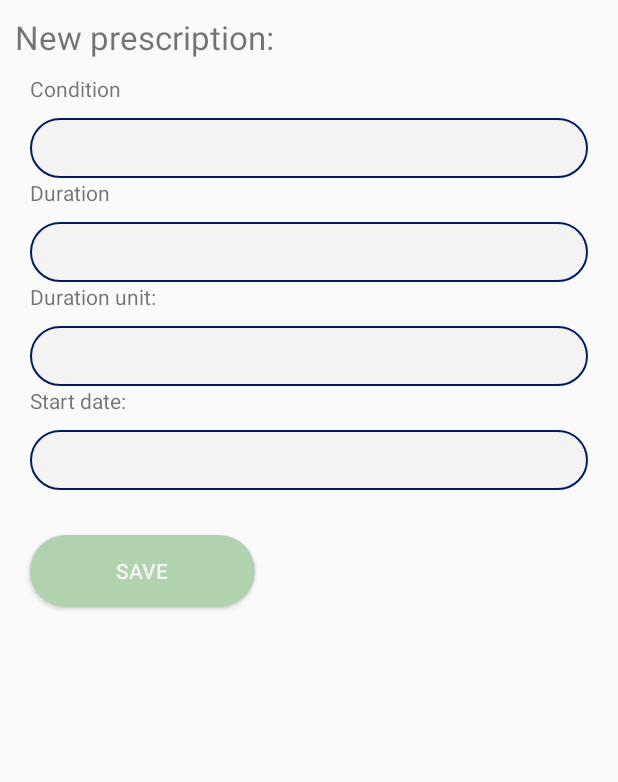
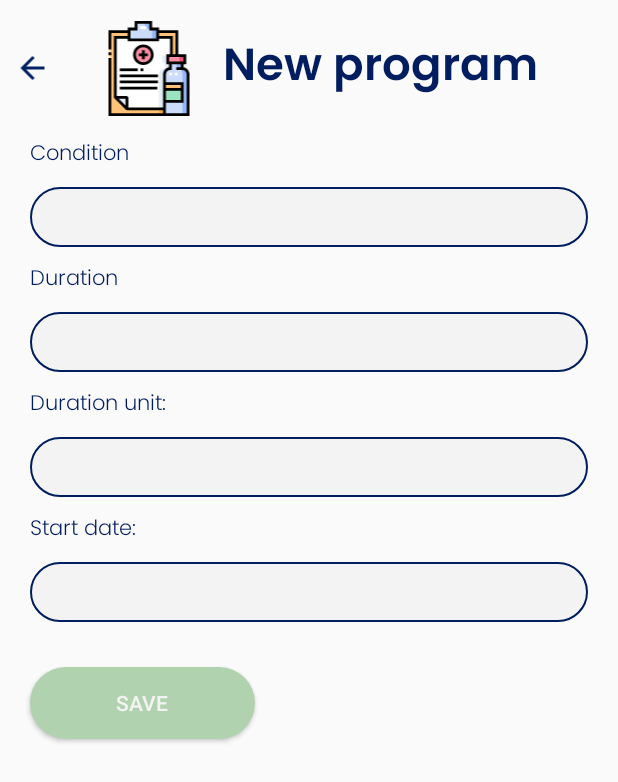
Before and after one commit to ouma-h/Diabeat, an Android app: the layout activity_add_program.xml on its own in the app's theme, with its tools: preview values and no code run, on a phone screen of 412 x 824 dp. Shown: the top 782 px of the screen. Run offline under Robolectric (Android 15) with nearby library versions, the phone set to English and light mode, and no system bars.

Commit message:
Updated layouts

```diff
--- a/app/src/main/res/layout/activity_add_program.xml
+++ b/app/src/main/res/layout/activity_add_program.xml
@@ -15,13 +15,42 @@
         app:layout_constraintStart_toStartOf="parent"
         app:layout_constraintTop_toTopOf="parent">
 
-        <TextView
-            android:id="@+id/textView13"
+        <LinearLayout
             android:layout_width="match_parent"
             android:layout_height="wrap_content"
-            android:layout_margin="10dp"
-            android:text="New prescription:"
-            android:textSize="22dp" />
+            android:gravity="center"
+            android:orientation="horizontal"
+            android:padding="10dp"
+            android:weightSum="5">
+
+            <ImageView
+                android:id="@+id/back_arrow"
+                android:layout_width="wrap_content"
+                android:layout_height="wrap_content"
+                android:layout_marginRight="20dp"
+                android:layout_weight="1"
+                app:srcCompat="@drawable/arrow_back" />
+
+            <ImageView
+                android:id="@+id/imageView3"
+                android:layout_width="52dp"
+                android:layout_height="63dp"
+                android:layout_weight="2"
+                app:srcCompat="@drawable/ic_medical_prescription" />
+
+            <TextView
+                android:id="@+id/textView13"
+                android:layout_width="wrap_content"
+                android:layout_height="wrap_content"
+                android:layout_margin="10dp"
+                android:layout_weight="3"
+
+                android:fontFamily="@font/poppins_semibold"
+                android:text="New program"
+                android:textColor="@color/colorPrimaryDark"
+                android:textSize="30dp" />
+
+        </LinearLayout>
 
         <LinearLayout
             android:id="@+id/linearCards"
@@ -37,7 +66,9 @@
                 android:layout_width="match_parent"
                 android:layout_height="wrap_content"
                 android:layout_marginBottom="10dp"
-                android:text="Condition" />
+                android:fontFamily="@font/poppins_light"
+                android:text="Condition"
+                android:textColor="@color/colorPrimaryDark" />
 
             <EditText
                 android:id="@+id/progCondition"
@@ -51,8 +82,11 @@
                 android:id="@+id/textView5"
                 android:layout_width="match_parent"
                 android:layout_height="wrap_content"
+                android:layout_marginTop="10dp"
                 android:layout_marginBottom="10dp"
-                android:text="Duration" />
+                android:fontFamily="@font/poppins_light"
+                android:text="Duration"
+                android:textColor="@color/colorPrimaryDark" />
 
             <EditText
                 android:id="@+id/progDuration"
@@ -66,8 +100,11 @@
                 android:id="@+id/textView14"
                 android:layout_width="match_parent"
                 android:layout_height="wrap_content"
+                android:layout_marginTop="10dp"
                 android:layout_marginBottom="10dp"
-                android:text="Duration unit:" />
+                android:fontFamily="@font/poppins_light"
+                android:text="Duration unit:"
+                android:textColor="@color/colorPrimaryDark" />
 
             <EditText
                 android:id="@+id/progDurUnit"
@@ -81,8 +118,11 @@
                 android:id="@+id/textView15"
                 android:layout_width="match_parent"
                 android:layout_height="wrap_content"
+                android:layout_marginTop="10dp"
                 android:layout_marginBottom="10dp"
-                android:text="Start date:" />
+                android:fontFamily="@font/poppins_light"
+                android:text="Start date:"
+                android:textColor="@color/colorPrimaryDark" />
 
             <EditText
                 android:id="@+id/progStartDate"
--- a/app/src/main/res/layout/medication_card.xml
+++ b/app/src/main/res/layout/medication_card.xml
@@ -54,6 +54,7 @@
                             android:layout_height="wrap_content"
                             android:fontFamily="@font/poppins_semibold"
                             android:text="Program 01"
+                            android:textColor="@color/colorPrimary"
                             android:textSize="18sp" />
 
                         <TextView
@@ -62,6 +63,7 @@
                             android:layout_height="wrap_content"
                             android:fontFamily="@font/poppins_light"
                             android:text="6 weeks"
+                            android:textColor="@color/colorPrimaryDark"
                             android:textSize="14sp" />
 
                     </LinearLayout>
--- a/app/src/main/res/layout/program_card.xml
+++ b/app/src/main/res/layout/program_card.xml
@@ -36,14 +36,18 @@
                         android:id="@+id/programCondition"
                         android:layout_width="match_parent"
                         android:layout_height="wrap_content"
+                        android:fontFamily="@font/poppins_semibold"
                         android:text="Program 01"
+                        android:textColor="@color/colorPrimary"
                         android:textSize="18sp" />
 
                     <TextView
                         android:id="@+id/textDuration"
                         android:layout_width="match_parent"
                         android:layout_height="wrap_content"
+                        android:fontFamily="@font/poppins_light"
                         android:text="6 weeks"
+                        android:textColor="@color/colorPrimaryDark"
                         android:textSize="14sp" />
                 </LinearLayout>
             </LinearLayout>
```
Also changed, not shown: app/src/main/java/com/example/diabeat/AddProgram.java (+9 -0 lines), app/src/main/java/com/example/diabeat/History.java (+9 -0 lines), app/src/main/java/com/example/diabeat/ProgramSingle.java (+8 -0 lines), app/src/main/java/com/example/diabeat/Programs.java (+8 -0 lines).
